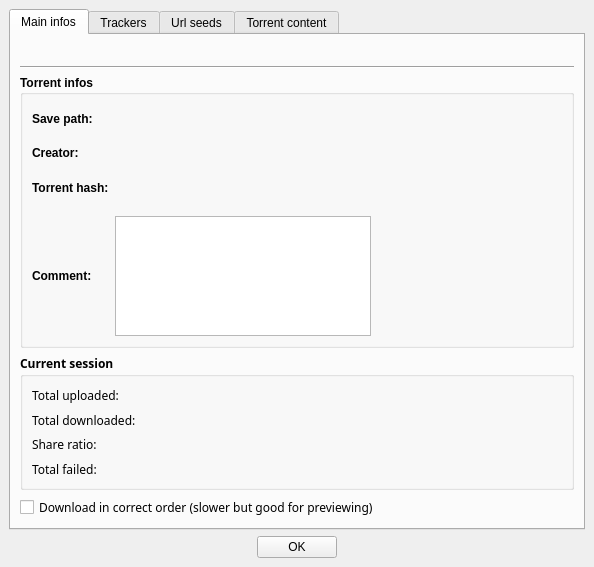
Old version of the form src/properties.ui in the repository SysAdminDoc/qBittorrent-Vanced.
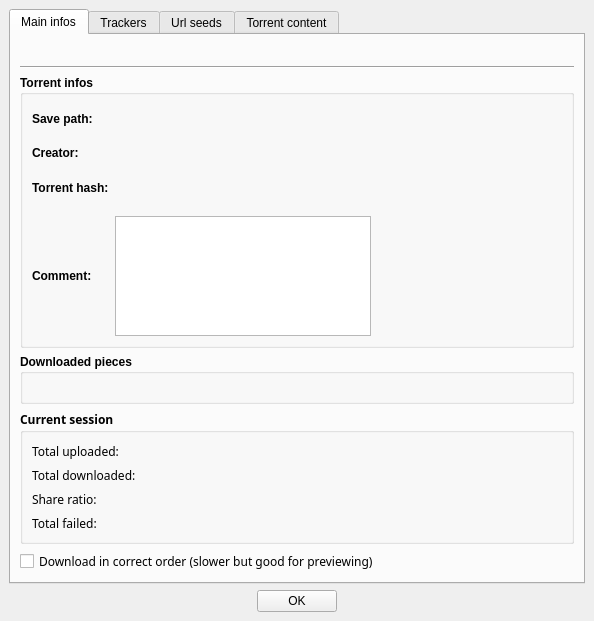
New version of the form.

Commit message: - FEATURE: Real progress bar in torrent properties that displays downloaded pieces (contribution by Ishan Arora)

Patch:
```diff
--- a/src/properties.ui
+++ b/src/properties.ui
@@ -6,7 +6,7 @@
     <x>0</x>
     <y>0</y>
     <width>594</width>
-    <height>567</height>
+    <height>621</height>
    </rect>
   </property>
   <property name="windowTitle" >
@@ -312,6 +312,25 @@
          </layout>
         </widget>
        </item>
+       <item>
+        <widget class="QGroupBox" name="RealProgressBox" >
+         <property name="minimumSize" >
+          <size>
+           <width>0</width>
+           <height>50</height>
+          </size>
+         </property>
+         <property name="font" >
+          <font>
+           <weight>75</weight>
+           <bold>true</bold>
+          </font>
+         </property>
+         <property name="title" >
+          <string>Downloaded pieces</string>
+         </property>
+        </widget>
+       </item>
        <item>
         <widget class="QGroupBox" name="groupBox" >
          <property name="sizePolicy" >
```
The commit also changes 9 other files.
